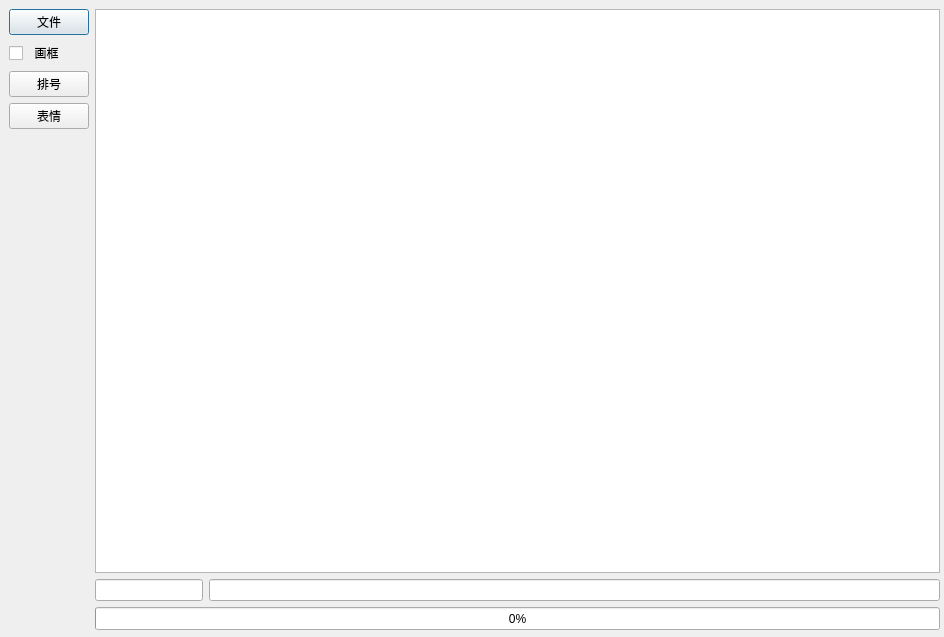
yangyefd/group_photo, file ui/main.ui: the form before one commit.
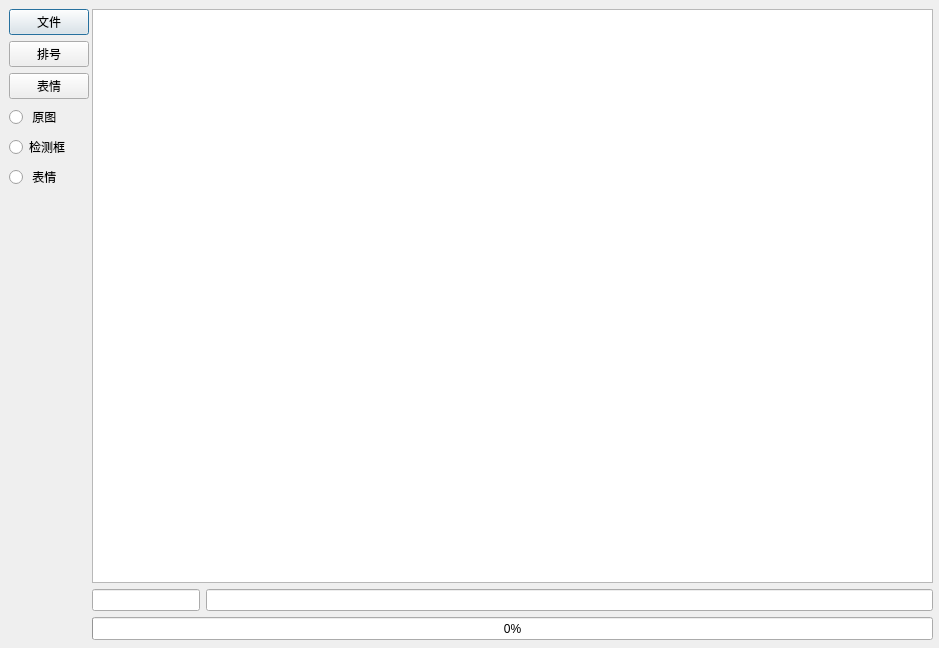
The form after the commit.

Commit message: 完全版 包含人脸检测，人脸识别，排号检测，人像分割， 表情识别， 睁眼检测

Diff of the .ui file:
```diff
--- a/ui/main.ui
+++ b/ui/main.ui
@@ -2,54 +2,63 @@
 <ui version="4.0">
  <class>Dialog</class>
  <widget class="QDialog" name="Dialog">
+  <property name="windowModality">
+   <enum>Qt::WindowModal</enum>
+  </property>
   <property name="geometry">
    <rect>
     <x>0</x>
     <y>0</y>
-    <width>944</width>
-    <height>637</height>
+    <width>939</width>
+    <height>648</height>
    </rect>
   </property>
   <property name="sizePolicy">
-   <sizepolicy hsizetype="Fixed" vsizetype="Preferred">
+   <sizepolicy hsizetype="Fixed" vsizetype="Fixed">
     <horstretch>0</horstretch>
     <verstretch>0</verstretch>
    </sizepolicy>
   </property>
+  <property name="maximumSize">
+   <size>
+    <width>939</width>
+    <height>648</height>
+   </size>
+  </property>
   <property name="windowTitle">
-   <string>Dialog</string>
+   <string>集体照系统</string>
   </property>
-  <widget class="QWidget" name="">
+  <widget class="QWidget" name="layoutWidget">
    <property name="geometry">
     <rect>
      <x>9</x>
      <y>9</y>
-     <width>931</width>
-     <height>621</height>
+     <width>97</width>
+     <height>631</height>
     </rect>
    </property>
-   <layout class="QHBoxLayout" name="horizontalLayout">
-    <property name="sizeConstraint">
-     <enum>QLayout::SetDefaultConstraint</enum>
-    </property>
-    <item>
      <layout class="QVBoxLayout" name="verticalLayout_4">
       <item>
        <widget class="QPushButton" name="file_button">
+      <property name="sizePolicy">
+       <sizepolicy hsizetype="Fixed" vsizetype="Fixed">
+        <horstretch>0</horstretch>
+        <verstretch>0</verstretch>
+       </sizepolicy>
+      </property>
         <property name="text">
          <string>文件</string>
         </property>
        </widget>
       </item>
-      <item>
-       <widget class="QCheckBox" name="checkBox">
-        <property name="text">
-         <string>  画框</string>
-        </property>
-       </widget>
-      </item>
       <item>
        <widget class="QPushButton" name="order_button">
+      <property name="sizePolicy">
+       <sizepolicy hsizetype="Fixed" vsizetype="Fixed">
+        <horstretch>0</horstretch>
+        <verstretch>0</verstretch>
+       </sizepolicy>
+      </property>
         <property name="text">
          <string>排号</string>
         </property>
@@ -57,27 +66,75 @@
       </item>
       <item>
        <widget class="QPushButton" name="emotion_button">
+      <property name="sizePolicy">
+       <sizepolicy hsizetype="Fixed" vsizetype="Fixed">
+        <horstretch>0</horstretch>
+        <verstretch>0</verstretch>
+       </sizepolicy>
+      </property>
         <property name="text">
          <string>表情</string>
         </property>
        </widget>
       </item>
+    <item>
+     <widget class="QRadioButton" name="radioButton_ori">
+      <property name="text">
+       <string> 原图</string>
+      </property>
+     </widget>
+    </item>
+    <item>
+     <widget class="QRadioButton" name="radioButton_order">
+      <property name="text">
+       <string>检测框</string>
+      </property>
+     </widget>
+    </item>
+    <item>
+     <widget class="QRadioButton" name="radioButton_emotion">
+      <property name="text">
+       <string> 表情</string>
+      </property>
+     </widget>
+    </item>
       <item>
        <widget class="QLabel" name="placeholder">
+      <property name="sizePolicy">
+       <sizepolicy hsizetype="Fixed" vsizetype="Preferred">
+        <horstretch>0</horstretch>
+        <verstretch>0</verstretch>
+       </sizepolicy>
+      </property>
         <property name="text">
          <string/>
         </property>
        </widget>
       </item>
      </layout>
-    </item>
-    <item>
+  </widget>
+  <widget class="QWidget" name="layoutWidget">
+   <property name="geometry">
+    <rect>
+     <x>92</x>
+     <y>9</y>
+     <width>841</width>
+     <height>631</height>
+    </rect>
+   </property>
      <layout class="QVBoxLayout" name="verticalLayout">
       <property name="sizeConstraint">
        <enum>QLayout::SetDefaultConstraint</enum>
       </property>
       <item>
-       <widget class="QGraphicsView" name="graphicsView"/>
+     <widget class="QGraphicsView" name="graphicsView">
+      <property name="sizePolicy">
+       <sizepolicy hsizetype="Expanding" vsizetype="Expanding">
+        <horstretch>0</horstretch>
+        <verstretch>0</verstretch>
+       </sizepolicy>
+      </property>
+     </widget>
       </item>
       <item>
        <layout class="QHBoxLayout" name="horizontalLayout_2">
@@ -114,8 +171,6 @@
          <number>0</number>
         </property>
        </widget>
-      </item>
-     </layout>
     </item>
    </layout>
   </widget>
```
Lines whose indentation alone changed are shown as unchanged. The commit also changes 11 other files.
